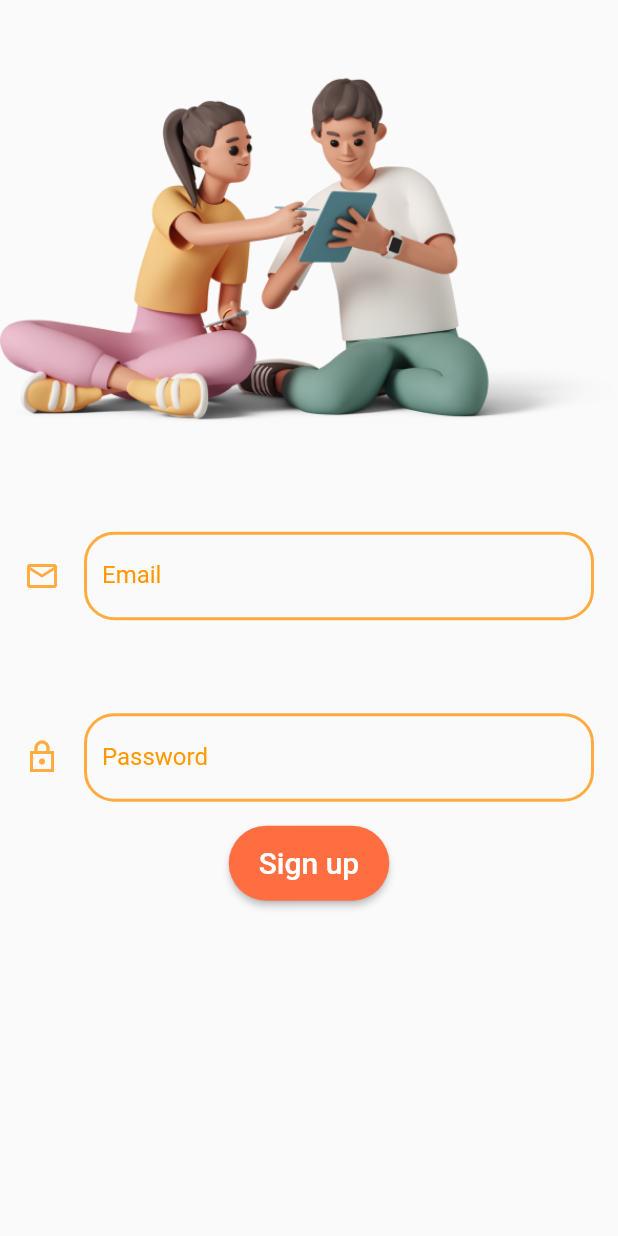
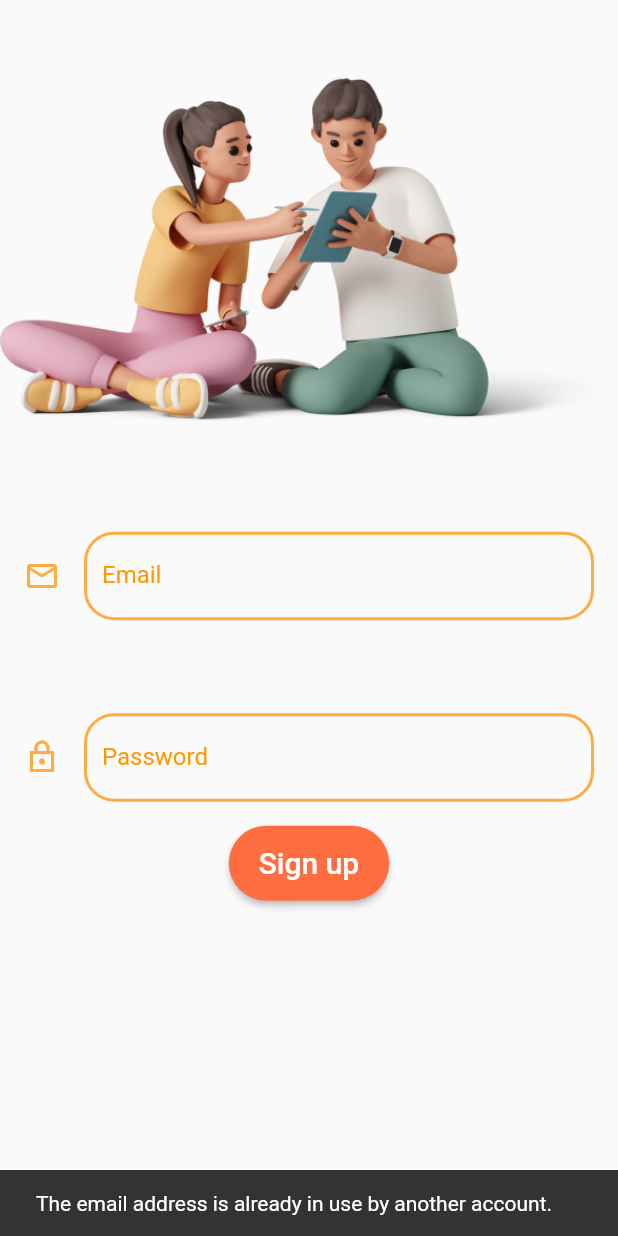
Before and after one commit to AliAltiyev/flushChat, a Flutter app: the Registration screen opened by its route, after a tap on "Sign up", on a phone screen of 412 x 824 dp. Run offline on Flutter 3.47's test engine with Material 2 defaults, Android fonts, the phone set to English and light mode, and no system bars; our stand-ins replace animated_text_kit, firebase_auth, firebase_core, google_fonts; accounts and stored records are empty.

Commit message:
register user with email and password

```diff
--- a/lib/screens/registration.dart
+++ b/lib/screens/registration.dart
@@ -1,3 +1,5 @@
+import 'package:firebase_auth/firebase_auth.dart';
+import 'package:flush_chat/utils/constants.dart';
 import 'package:flush_chat/widgets/textfield/user_input.dart';
 import 'package:flutter/material.dart';
 
@@ -13,6 +15,27 @@ class Registration extends StatefulWidget {
 class _RegistrationState extends State<Registration> {
   final TextEditingController _emailTextController = TextEditingController();
   final TextEditingController _passwordTextController = TextEditingController();
+  late FirebaseAuth _auth;
+
+  @override
+  void initState() {
+    // TODO: implement initState
+    super.initState();
+    _auth = FirebaseAuth.instance;
+  }
+
+  _registerUser() async {
+    if (_emailTextController.text.isNotEmpty &&
+        _passwordTextController.text.isNotEmpty) {
+      await _auth.createUserWithEmailAndPassword(
+          email: _emailTextController.text,
+          password: _passwordTextController.text);
+      Navigator.of(context).pushNamed(kChat_screen_route);
+    } else {
+      ScaffoldMessenger.of(context).showSnackBar(
+          const SnackBar(content: Text(kFirebaseAuthEmailAlreadyInUse)));
+    }
+  }
 
   @override
   Widget build(BuildContext context) {
@@ -44,7 +67,9 @@ class _RegistrationState extends State<Registration> {
                   CustomButton(
                     buttonColor: Colors.deepOrangeAccent,
                     childText: 'Sign up',
-                    onTap: () {},
+                    onTap: () {
+                      _registerUser();
+                    },
                   ),
                 ],
               )
--- a/lib/utils/constants.dart
+++ b/lib/utils/constants.dart
@@ -2,10 +2,11 @@
 import 'package:flutter/material.dart';
 import 'package:google_fonts/google_fonts.dart';
 
-const kWelcome_screen_route = '/';
-const kRegistration_screen_route = '/registration_screen';
-const kSignIn_screen_route = '/sign_in_screen';
-const kHome_srceen_route = '/home_screen';
+const kWelcome_screen_route = 'welcome_screen';
+const kRegistration_screen_route = 'registration_screen';
+const kSignIn_screen_route = 'sign_in_screen';
+const kHome_srceen_route = 'home_screen';
+const kChat_screen_route = 'chat_screen';
 
 //ui
 final kRegistrationButtonDecoration = BoxDecoration(
@@ -37,3 +38,7 @@ final kRegistrationTextFieldFocusedBorder = OutlineInputBorder(
       width: 2,
       color: Colors.deepOrangeAccent,
     ));
+
+//Firebase
+const kFirebaseAuthEmailAlreadyInUse =
+    'The email address is already in use by another account.';
--- a/pubspec.yaml
+++ b/pubspec.yaml
@@ -37,6 +37,9 @@ dependencies:
   cupertino_icons: ^1.0.2
   google_fonts: ^4.0.3
   animated_text_kit: ^4.2.2
+  cloud_firestore: ^4.4.3
+  firebase_auth: ^4.2.9
+  firebase_core: ^2.7.0
 
 dev_dependencies:
   flutter_test:
```
Also changed, not shown: lib/main.dart (+6 -2 lines), lib/screens/chat_screen.dart (added, +15 -0 lines), pubspec.lock, 3 other files.
